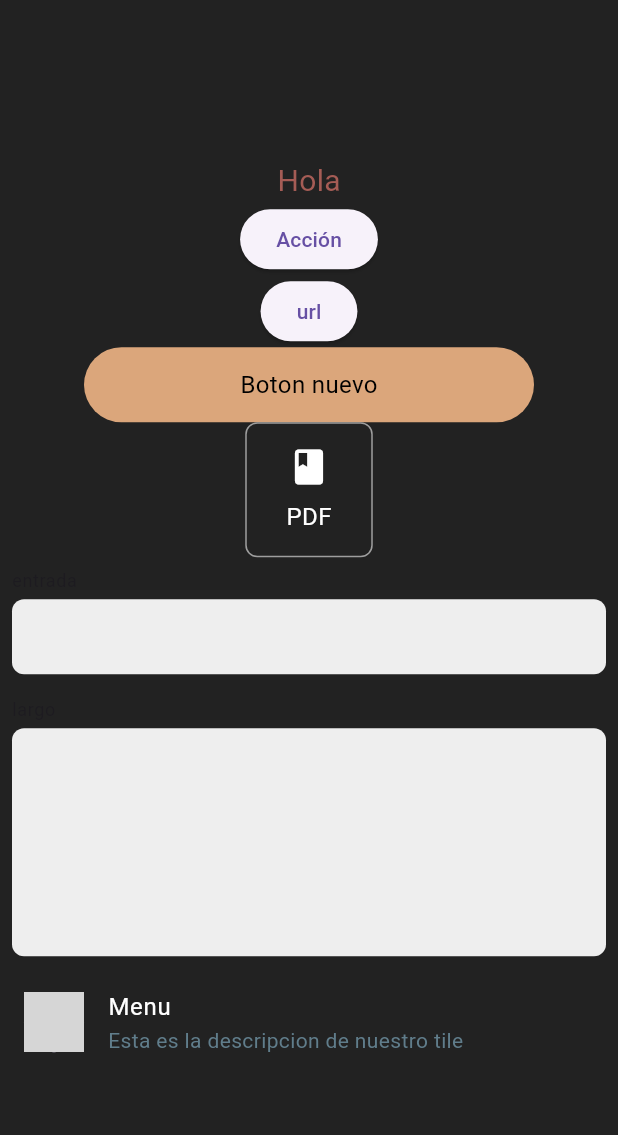
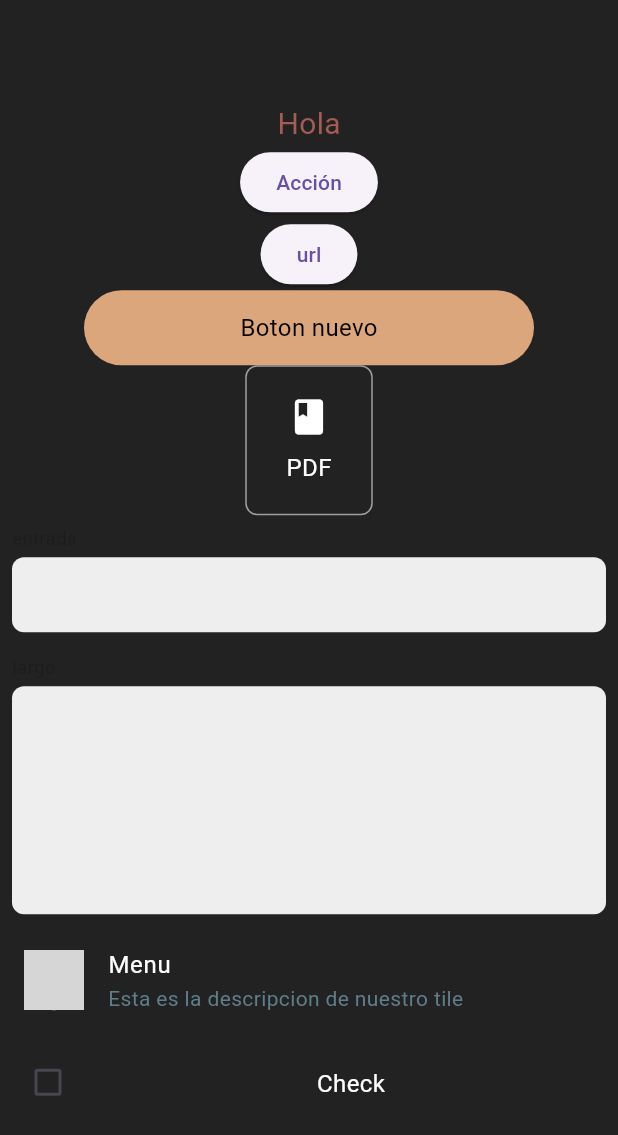
Before and after one commit to Gabo-Mamani/App-Notas, a Flutter app: the screen it shows after launch, on a phone screen of 412 x 824 dp. Shown: the top 1135 px of the screen. Run offline on Flutter 3.47's test engine with Material 3 defaults, Android fonts, the phone set to English and light mode, and no system bars; our stand-ins replace shared_preferences; network calls fail; grey boxes are pictures that could not be loaded.

Commit message:
Componentes snackbar, checktile

```diff
--- a/lib/src/ui/pages/home_page.dart
+++ b/lib/src/ui/pages/home_page.dart
@@ -3,12 +3,15 @@
 import 'package:app_notas/src/core/controllers/theme_controller.dart';
 import 'package:app_notas/src/ui/widgets/buttons/card_button.dart';
 import 'package:app_notas/src/ui/widgets/buttons/simple_buttons.dart';
+import 'package:app_notas/src/ui/widgets/custom_tiles/chek_tile.dart';
 import 'package:app_notas/src/ui/widgets/custom_tiles/custom_tile.dart';
+import 'package:app_notas/src/ui/widgets/snackbars/custom_snackbars.dart';
 import 'package:app_notas/src/ui/widgets/text_inputs/text_inputs.dart';
 import 'package:flutter/material.dart';
 import 'package:url_launcher/url_launcher.dart';
 
 GlobalKey<ScaffoldState> homePageKey = GlobalKey<ScaffoldState>();
+GlobalKey<ScaffoldMessengerState> homePageMessengerKey = GlobalKey<ScaffoldMessengerState>();
 
 class HomePage extends StatefulWidget {
   HomePage({ Key? key }) : super(key: key);
@@ -38,7 +41,9 @@ class _HomePageState extends State<HomePage> {
       valueListenable: ThemeController.instance.brightness,
       builder: (BuildContext context, value, Widget? child) {
         final theme = ThemeController.instance;
-        return Scaffold(
+        return ScaffoldMessenger(
+          key: homePageMessengerKey,
+          child: Scaffold(
               backgroundColor: theme.background(),
               key: homePageKey,
               body: Column(
@@ -63,8 +68,9 @@ class _HomePageState extends State<HomePage> {
                       }
                     },
                       child: Text("url")),
-                  MediumButton(title: "Boton nuevo",
-                  onTap: (){},
+                    MediumButton(
+                    title: "Boton nuevo",
+                    onTap: () => showSnackBar(homePageMessengerKey, "Hola Snackbar"),
                     ),
                     CardButton(
                       title: "PDF",
@@ -81,9 +87,12 @@ class _HomePageState extends State<HomePage> {
                       ImageTile(
                         title: "Menu",
                         description: "Esta es la descripcion de nuestro tile",
-                    )
+                      ),
+                      CheckTile(
+                        title: "Check")
                   ],
-        ));
+          )),
+        );
     });
   }
 }
--- a/lib/src/ui/widgets/buttons/card_button.dart
+++ b/lib/src/ui/widgets/buttons/card_button.dart
@@ -5,7 +5,7 @@ class CardButton extends StatelessWidget {
   final String title;
   final bool primaryColor;
   final IconData? icon;
-  final Function? onTap;
+  final Function()? onTap;
   const CardButton({
     Key? key,
     this.title = "",
@@ -25,9 +25,11 @@ class CardButton extends StatelessWidget {
 
   @override
   Widget build(BuildContext context) {
-    return Container(
+    return GestureDetector(
+      onTap: onTap,
+      child: Container(
         width: 85,
-      height: 90,
+        height: 100,
         decoration: BoxDecoration(
           border: Border.all(color: Colors.grey),
           color: getColor(),
@@ -44,6 +46,7 @@ class CardButton extends StatelessWidget {
               style: TextStyle(color: getColorText(), fontSize: 16),
               )
           ],),
+      ),
     );
   }
 }
--- a/lib/src/ui/widgets/buttons/simple_buttons.dart
+++ b/lib/src/ui/widgets/buttons/simple_buttons.dart
@@ -5,7 +5,7 @@ class MediumButton extends StatelessWidget {
   final String title;
   final bool primaryColor;
   final IconData? icon;
-  final Function? onTap;
+  final Function()? onTap;
   const MediumButton({
     Key? key,
     this.title = "",
@@ -25,7 +25,9 @@ class MediumButton extends StatelessWidget {
 
   @override
   Widget build(BuildContext context) {
-    return Container(
+    return GestureDetector(
+      onTap: onTap,
+      child: Container(
         width: 300,
         height: 50,
         decoration: BoxDecoration(
@@ -41,6 +43,7 @@ class MediumButton extends StatelessWidget {
               style: TextStyle(color: getColorText(), fontSize: 16),
               )
           ],),
+      ),
     );
   }
 }
--- /dev/null
+++ b/lib/src/ui/widgets/custom_tiles/chek_tile.dart
@@ -0,0 +1,52 @@
+import 'package:app_notas/src/core/controllers/theme_controller.dart';
+import 'package:flutter/material.dart';
+
+class CheckTile extends StatefulWidget {
+  final String title;
+  bool? activate;
+  final Function(bool)? onChanged;
+  CheckTile({Key? key, this.title = "", this.activate = false, this.onChanged}) : super(key: key);
+
+  @override
+  State<CheckTile> createState() => _CheckTileState();
+}
+
+class _CheckTileState extends State<CheckTile> {
+
+    Color getColorText() {
+    return ThemeController.instance.brightnessValue
+    ? Colors.black
+    :Colors.white;
+  }
+
+  @override
+Widget build(BuildContext context) {
+    return Padding(
+      padding: const EdgeInsets.all(8.0),
+      child: Row(
+        crossAxisAlignment: CrossAxisAlignment.start,
+        children: [
+        Checkbox(
+          checkColor: getColorText(),
+          activeColor: getColorText(),
+          value: widget.activate,
+          onChanged: (value){
+          setState(() {
+            widget.activate = value;
+          });
+        }),
+        SizedBox(width: 8),
+        Expanded(
+          child: Container(
+          height: 50,
+          child: Center(
+            child: Text(
+            widget.title,
+            style: TextStyle(color:getColorText(), fontSize: 16),),
+          ),
+            ),
+        )
+        ],
+      ),
+    );
+}}
--- /dev/null
+++ b/lib/src/ui/widgets/snackbars/custom_snackbars.dart
@@ -0,0 +1,5 @@
+import 'package:flutter/material.dart';
+
+void showSnackBar(GlobalKey<ScaffoldMessengerState> key, String title) {
+    key.currentState?.showSnackBar(SnackBar(content: Text(title)));
+  }
```
Lines whose indentation alone changed are shown as unchanged.
